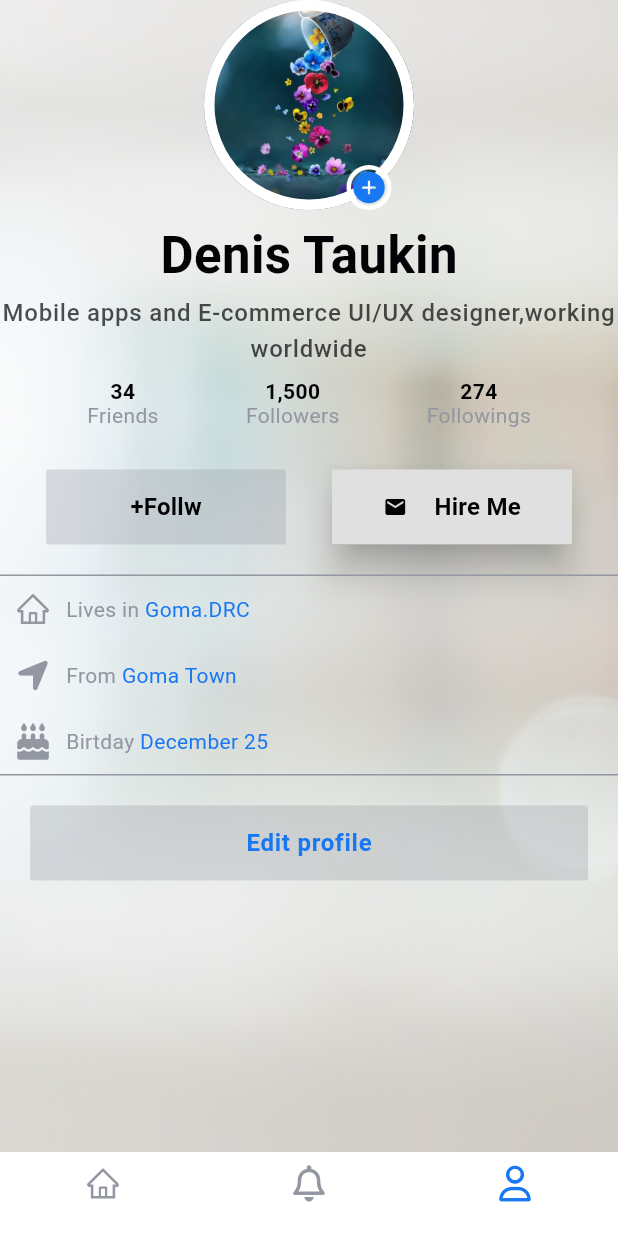
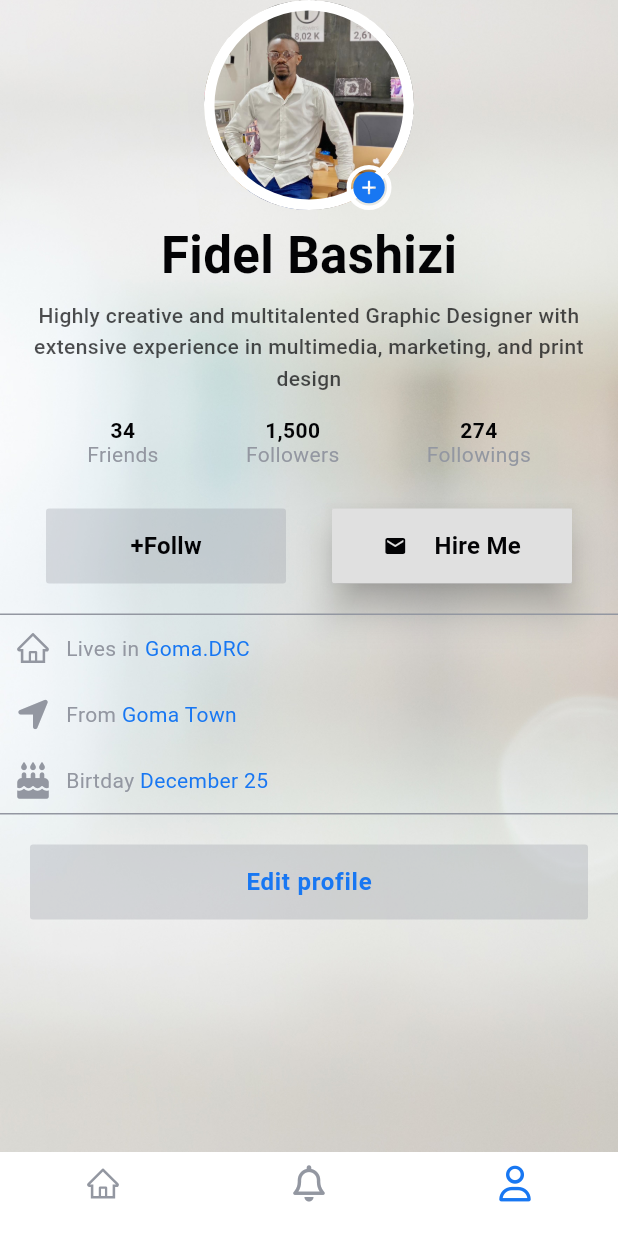
Before and after one commit to chizakasipascal/Doniel, a Flutter app: the PageDoniel screen opened by its route, swiped to page 3, on a phone screen of 412 x 824 dp. Run offline on Flutter 3.47's test engine with Material 2 defaults, Android fonts, the phone set to English and light mode, and no system bars; our stand-ins replace flutter_icons, google_fonts.

Commit message:
profil uix ok

```diff
--- a/lib/src/views/screens/profile.dart
+++ b/lib/src/views/screens/profile.dart
@@ -195,7 +195,7 @@ class BackgroundProfil extends StatelessWidget {
                 shape: BoxShape.circle,
                 border: Border.all(color: Colors.white, width: 7),
                 image: const DecorationImage(
-                  image: AssetImage(Assets.cute),
+                  image: AssetImage(Assets.profile),
                   fit: BoxFit.cover,
                 ),
               ),
@@ -218,20 +218,22 @@ class BackgroundProfil extends StatelessWidget {
         ),
         const SizedBox(height: 10),
         Text(
-          'Denis Taukin',
+          'Fidel Bashizi',
           style: themeData.textTheme.headline4!.copyWith(
             color: kBlackColor,
             fontWeight: FontWeight.bold,
           ),
         ),
-        const SizedBox(height: 5),
-        Text(
-          'Mobile apps and E-commerce UI/UX designer,working worldwide',
-          textAlign: TextAlign.center,
-          style: themeData.textTheme.bodyLarge!.copyWith(
-              height: 1.5,
-              color: kBlackColor.withOpacity(.7),
-              fontWeight: FontWeight.w500),
+        Padding(
+          padding: const EdgeInsets.all(8.0),
+          child: Text(
+            'Highly creative and multitalented Graphic Designer with extensive experience in multimedia, marketing, and print design',
+            textAlign: TextAlign.center,
+            style: themeData.textTheme.bodyText2!.copyWith(
+                height: 1.5,
+                color: kBlackColor.withOpacity(.7),
+                fontWeight: FontWeight.w500),
+          ),
         ),
         const SizedBox(height: 10),
         Row(
```
